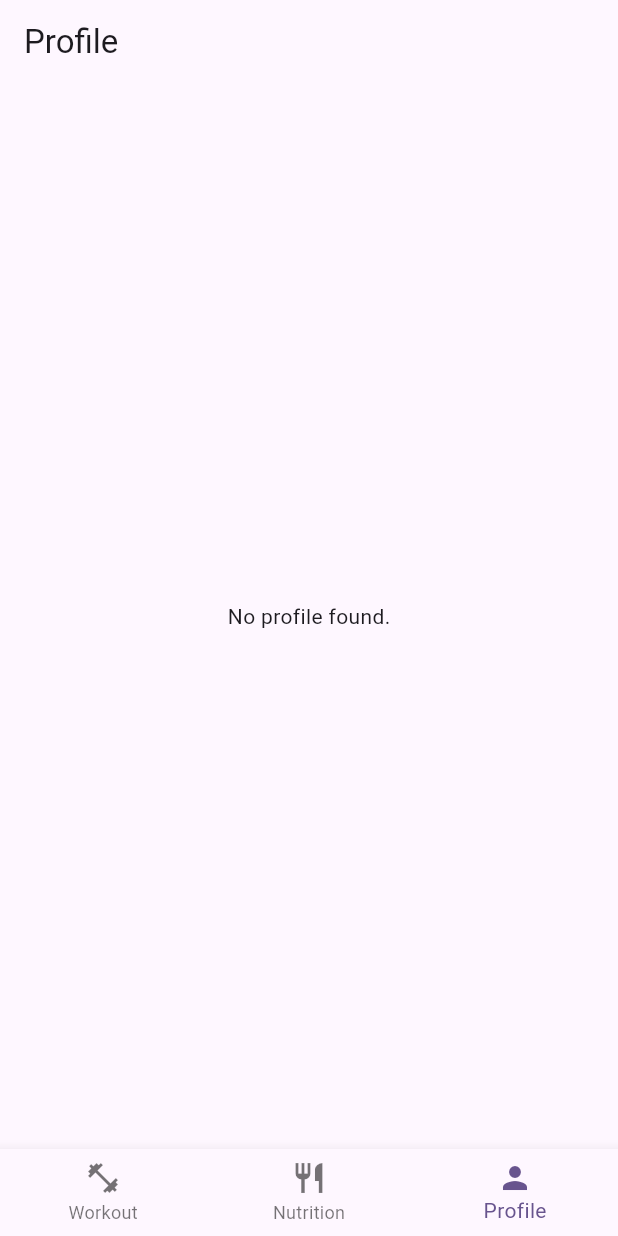
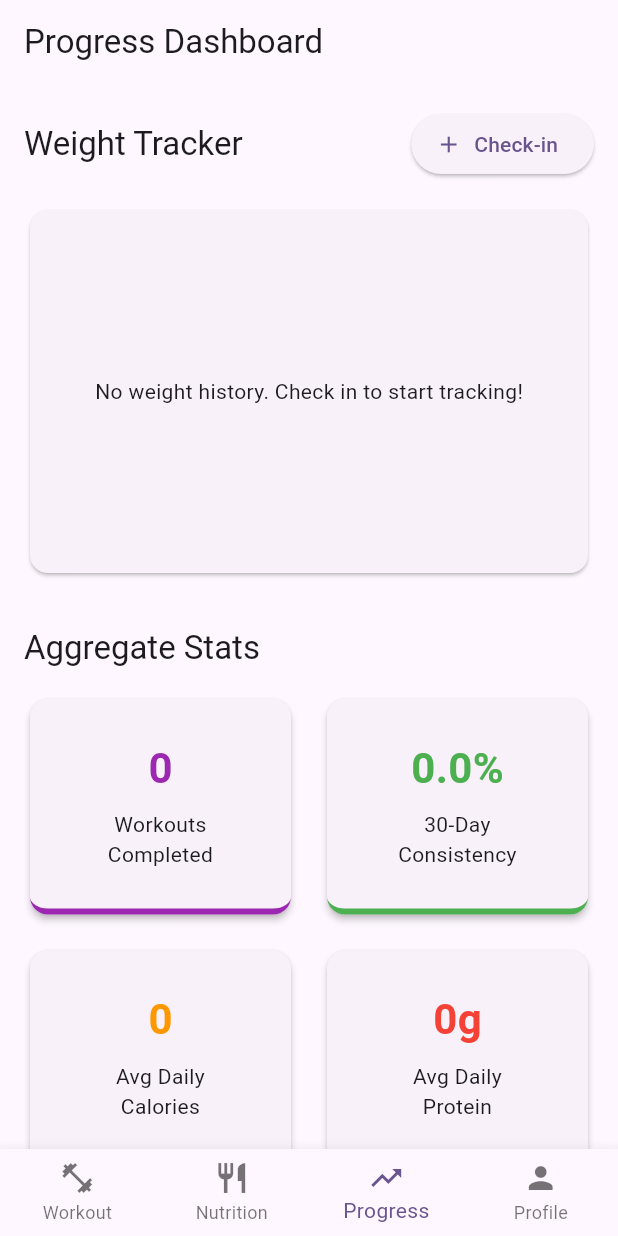
Before and after one commit to thanseer02/fitness_app, a Flutter app: the HomeScreen screen opened directly, item 3 of the bottom bar chosen, on a phone screen of 412 x 824 dp. Run offline on Flutter 3.47's test engine with Material 3 defaults, Android fonts, the phone set to English and light mode, and no system bars; our stand-ins replace fl_chart, flutter_riverpod, isar; accounts and stored records are empty; generated files the repository leaves out were written again.

Commit message:
feat: add weight tracking model, integrate calorie service for macro calculation, and update home screen UI

```diff
--- /dev/null
+++ b/lib/models/weight_entry.dart
@@ -0,0 +1,11 @@
+import 'package:isar/isar.dart';
+
+part 'weight_entry.g.dart';
+
+@collection
+class WeightEntry {
+  Id id = Isar.autoIncrement;
+
+  late DateTime date;
+  late double weight;
+}
--- a/lib/providers/isar_provider.dart
+++ b/lib/providers/isar_provider.dart
@@ -7,6 +7,7 @@ import '../models/workout.dart';
 import '../models/workout_session.dart';
 import '../models/food.dart';
 import '../models/daily_nutrition.dart';
+import '../models/weight_entry.dart';
 
 final isarProvider = FutureProvider<Isar>((ref) async {
   final dir = await getApplicationDocumentsDirectory();
@@ -18,6 +19,7 @@ final isarProvider = FutureProvider<Isar>((ref) async {
       WorkoutSessionSchema,
       FoodSchema,
       DailyNutritionSchema,
+      WeightEntrySchema,
     ],
     directory: dir.path,
   );
--- /dev/null
+++ b/lib/providers/progress_provider.dart
@@ -0,0 +1,97 @@
+import 'package:flutter_riverpod/flutter_riverpod.dart';
+import 'package:isar/isar.dart';
+import '../models/weight_entry.dart';
+import '../models/workout.dart';
+import '../models/workout_session.dart';
+import '../models/daily_nutrition.dart';
+import 'isar_provider.dart';
+
+final weightHistoryProvider = FutureProvider<List<WeightEntry>>((ref) async {
+  final isar = await ref.watch(isarProvider.future);
+  return isar.weightEntrys.where().sortByDate().findAll();
+});
+
+class ProgressStats {
+  final int totalWorkouts;
+  final double avgDailyCalories;
+  final double avgDailyProtein;
+  final double workoutConsistencyPercentage;
+
+  ProgressStats({
+    required this.totalWorkouts,
+    required this.avgDailyCalories,
+    required this.avgDailyProtein,
+    required this.workoutConsistencyPercentage,
+  });
+}
+
+final progressStatsProvider = FutureProvider<ProgressStats>((ref) async {
+  final isar = await ref.watch(isarProvider.future);
+
+  // 1. Total Workouts
+  final totalWorkouts = await isar.workoutSessions.count();
+
+  // 2. Average Daily Calories & Protein
+  final allNutrition = await isar.dailyNutritions.where().findAll();
+  double totalCalories = 0;
+  double totalProtein = 0;
+
+  for (final daily in allNutrition) {
+    for (final meal in daily.meals) {
+      for (final entry in meal.entries) {
+        totalCalories += entry.calories ?? 0;
+        totalProtein += entry.protein ?? 0;
+      }
+    }
+  }
+
+  final avgCalories = allNutrition.isNotEmpty ? (totalCalories / allNutrition.length) : 0.0;
+  final avgProtein = allNutrition.isNotEmpty ? (totalProtein / allNutrition.length) : 0.0;
+
+  // 3. Workout Consistency (Last 30 days)
+  final thirtyDaysAgo = DateTime.now().subtract(const Duration(days: 30));
+
+  // Find scheduled days of week (1=Mon, 7=Sun) from Workouts
+  final workouts = await isar.workouts.where().findAll();
+  final scheduledDaysOfWeek = workouts.map((w) {
+    switch (w.day.toLowerCase()) {
+      case 'monday': return DateTime.monday;
+      case 'tuesday': return DateTime.tuesday;
+      case 'wednesday': return DateTime.wednesday;
+      case 'thursday': return DateTime.thursday;
+      case 'friday': return DateTime.friday;
+      case 'saturday': return DateTime.saturday;
+      case 'sunday': return DateTime.sunday;
+      default: return -1;
+    }
+  }).where((d) => d != -1).toSet();
+
+  int scheduledDaysInLast30 = 0;
+  if (scheduledDaysOfWeek.isNotEmpty) {
+    for (int i = 0; i < 30; i++) {
+      final date = DateTime.now().subtract(Duration(days: i));
+      if (scheduledDaysOfWeek.contains(date.weekday)) {
+        scheduledDaysInLast30++;
+      }
+    }
+  }
+
+  final recentSessions = await isar.workoutSessions
+      .filter()
+      .dateGreaterThan(thirtyDaysAgo)
+      .count();
+
+  double consistency = 0;
+  if (scheduledDaysInLast30 > 0) {
+    consistency = (recentSessions / scheduledDaysInLast30) * 100;
+  }
+  // Cap at 100% in case they did extra workouts
+  consistency = consistency.clamp(0.0, 100.0);
+
+  return ProgressStats(
+    totalWorkouts: totalWorkouts,
+    avgDailyCalories: avgCalories,
+    avgDailyProtein: avgProtein,
+    workoutConsistencyPercentage: consistency,
+  );
+});
--- a/lib/screens/home_screen.dart
+++ b/lib/screens/home_screen.dart
@@ -4,6 +4,8 @@ import '../providers/user_profile_provider.dart';
 import 'workout_tab.dart';
 
 import 'nutrition_tab.dart';
+import '../providers/nutrition_provider.dart';
+import 'progress_tab.dart';
 
 class HomeScreen extends StatefulWidget {
   const HomeScreen({super.key});
@@ -18,6 +20,7 @@ class _HomeScreenState extends State<HomeScreen> {
   final _tabs = const [
     WorkoutTab(),
     NutritionTab(),
+    ProgressTab(),
     _ProfileTab(),
   ];
 
@@ -27,10 +30,12 @@ class _HomeScreenState extends State<HomeScreen> {
       body: _tabs[_currentIndex],
       bottomNavigationBar: BottomNavigationBar(
         currentIndex: _currentIndex,
+        type: BottomNavigationBarType.fixed,
         onTap: (i) => setState(() => _currentIndex = i),
         items: const [
           BottomNavigationBarItem(icon: Icon(Icons.fitness_center), label: 'Workout'),
           BottomNavigationBarItem(icon: Icon(Icons.restaurant), label: 'Nutrition'),
+          BottomNavigationBarItem(icon: Icon(Icons.trending_up), label: 'Progress'),
           BottomNavigationBarItem(icon: Icon(Icons.person), label: 'Profile'),
         ],
       ),
@@ -44,6 +49,7 @@ class _ProfileTab extends ConsumerWidget {
   @override
   Widget build(BuildContext context, WidgetRef ref) {
     final profileState = ref.watch(userProfileNotifierProvider);
+    final targets = ref.watch(macroTargetsProvider);
 
     return Scaffold(
       appBar: AppBar(title: const Text('Profile')),
@@ -73,6 +79,23 @@ class _ProfileTab extends ConsumerWidget {
                   ),
                 ),
               ),
+              const SizedBox(height: 16),
+              Card(
+                child: Padding(
+                  padding: const EdgeInsets.all(16.0),
+                  child: Column(
+                    crossAxisAlignment: CrossAxisAlignment.start,
+                    children: [
+                      Text('Daily Targets', style: Theme.of(context).textTheme.titleLarge),
+                      const SizedBox(height: 8),
+                      Text('Calories: ${targets.calories.toStringAsFixed(0)} kcal'),
+                      Text('Protein: ${targets.protein.toStringAsFixed(0)} g'),
+                      Text('Carbs: ${targets.carbs.toStringAsFixed(0)} g'),
+                      Text('Fat: ${targets.fat.toStringAsFixed(0)} g'),
+                    ],
+                  ),
+                ),
+              ),
             ],
           );
         },
--- /dev/null
+++ b/lib/screens/progress_tab.dart
@@ -0,0 +1,157 @@
+import 'package:flutter/material.dart';
+import 'package:flutter_riverpod/flutter_riverpod.dart';
+import 'package:fl_chart/fl_chart.dart';
+import '../providers/progress_provider.dart';
+import 'weekly_check_in_screen.dart';
+
+class ProgressTab extends ConsumerWidget {
+  const ProgressTab({super.key});
+
+  @override
+  Widget build(BuildContext context, WidgetRef ref) {
+    final historyState = ref.watch(weightHistoryProvider);
+    final statsState = ref.watch(progressStatsProvider);
+
+    return Scaffold(
+      appBar: AppBar(title: const Text('Progress Dashboard')),
+      body: SingleChildScrollView(
+        padding: const EdgeInsets.all(16),
+        child: Column(
+          crossAxisAlignment: CrossAxisAlignment.stretch,
+          children: [
+            Row(
+              mainAxisAlignment: MainAxisAlignment.spaceBetween,
+              children: [
+                Text('Weight Tracker', style: Theme.of(context).textTheme.titleLarge),
+                ElevatedButton.icon(
+                  onPressed: () {
+                    Navigator.of(context).push(
+                      MaterialPageRoute(builder: (_) => const WeeklyCheckInScreen()),
+                    );
+                  },
+                  icon: const Icon(Icons.add),
+                  label: const Text('Check-in'),
+                ),
+              ],
+            ),
+            const SizedBox(height: 16),
+            SizedBox(
+              height: 250,
+              child: Card(
+                child: Padding(
+                  padding: const EdgeInsets.all(16.0),
+                  child: historyState.when(
+                    data: (entries) {
+                      if (entries.isEmpty) {
+                        return const Center(child: Text('No weight history. Check in to start tracking!'));
+                      }
+
+                      final spots = entries.asMap().entries.map((e) {
+                        return FlSpot(e.key.toDouble(), e.value.weight);
+                      }).toList();
+
+                      double minW = entries.map((e) => e.weight).reduce((a, b) => a < b ? a : b) - 5;
+                      double maxW = entries.map((e) => e.weight).reduce((a, b) => a > b ? a : b) + 5;
+
+                      return LineChart(
+                        LineChartData(
+                          minY: minW > 0 ? minW : 0,
+                          maxY: maxW,
+                          lineBarsData: [
+                            LineChartBarData(
+                              spots: spots,
+                              isCurved: true,
+                              color: Colors.blue,
+                              barWidth: 3,
+                              dotData: const FlDotData(show: true),
+                            ),
+                          ],
+                          titlesData: FlTitlesData(
+                            bottomTitles: AxisTitles(
+                              sideTitles: SideTitles(
+                                showTitles: true,
+                                getTitlesWidget: (value, meta) {
+                                  if (value.toInt() >= 0 && value.toInt() < entries.length) {
+                                    final date = entries[value.toInt()].date;
+                                    return Padding(
+                                      padding: const EdgeInsets.only(top: 8.0),
+                                      child: Text('${date.day}/${date.month}', style: const TextStyle(fontSize: 10)),
+                                    );
+                                  }
+                                  return const SizedBox();
+                                },
+                              ),
+                            ),
+                            topTitles: const AxisTitles(sideTitles: SideTitles(showTitles: false)),
+                            rightTitles: const AxisTitles(sideTitles: SideTitles(showTitles: false)),
+                          ),
+                          gridData: const FlGridData(show: false),
+                          borderData: FlBorderData(show: false),
+                        ),
+                      );
+                    },
+                    loading: () => const Center(child: CircularProgressIndicator()),
+                    error: (e, st) => Center(child: Text('Error: $e')),
+                  ),
+                ),
+              ),
+            ),
+            const SizedBox(height: 32),
+            Text('Aggregate Stats', style: Theme.of(context).textTheme.titleLarge),
+            const SizedBox(height: 16),
+            statsState.when(
+              data: (stats) {
+                return GridView.count(
+                  crossAxisCount: 2,
+                  shrinkWrap: true,
+                  physics: const NeverScrollableScrollPhysics(),
+                  crossAxisSpacing: 16,
+                  mainAxisSpacing: 16,
+                  childAspectRatio: 1.2,
+                  children: [
+                    _StatCard(title: 'Workouts\nCompleted', value: '${stats.totalWorkouts}', color: Colors.purple),
+                    _StatCard(title: '30-Day\nConsistency', value: '${stats.workoutConsistencyPercentage.toStringAsFixed(1)}%', color: Colors.green),
+                    _StatCard(title: 'Avg Daily\nCalories', value: '${stats.avgDailyCalories.toStringAsFixed(0)}', color: Colors.orange),
+                    _StatCard(title: 'Avg Daily\nProtein', value: '${stats.avgDailyProtein.toStringAsFixed(0)}g', color: Colors.red),
+                  ],
+                );
+              },
+              loading: () => const Center(child: CircularProgressIndicator()),
+              error: (e, st) => Center(child: Text('Error: $e')),
+            ),
+          ],
+        ),
+      ),
+    );
+  }
+}
+
+class _StatCard extends StatelessWidget {
+  final String title;
+  final String value;
+  final Color color;
+
+  const _StatCard({required this.title, required this.value, required this.color});
+
+  @override
+  Widget build(BuildContext context) {
+    return Card(
+      elevation: 2,
+      child: Container(
+        decoration: BoxDecoration(
+          borderRadius: BorderRadius.circular(12),
+          border: Border(bottom: BorderSide(color: color, width: 4)),
+        ),
+        padding: const EdgeInsets.all(16.0),
+        child: Column(
+          mainAxisAlignment: MainAxisAlignment.center,
+          children: [
+            Text(value, style: TextStyle(fontSize: 28, fontWeight: FontWeight.bold, color: color)),
+            const SizedBox(height: 8),
+            Text(title, textAlign: TextAlign.center, style: const TextStyle(fontSize: 14)),
+          ],
+        ),
+      ),
+    );
+  }
+}
--- a/pubspec.yaml
+++ b/pubspec.yaml
@@ -14,6 +14,7 @@ dependencies:
   isar: ^3.1.0+1
   isar_flutter_libs: ^3.1.0+1
   path_provider: ^2.1.6
+  fl_chart: ^1.2.0
 
 dev_dependencies:
   flutter_test:
```
Also changed, not shown: lib/providers/nutrition_provider.dart (+2 -33 lines), lib/screens/weekly_check_in_screen.dart (added, +100 -0 lines), lib/services/calorie_service.dart (added, +41 -0 lines), lib/models/weight_entry.g.dart (added), pubspec.lock, 1 other file.
